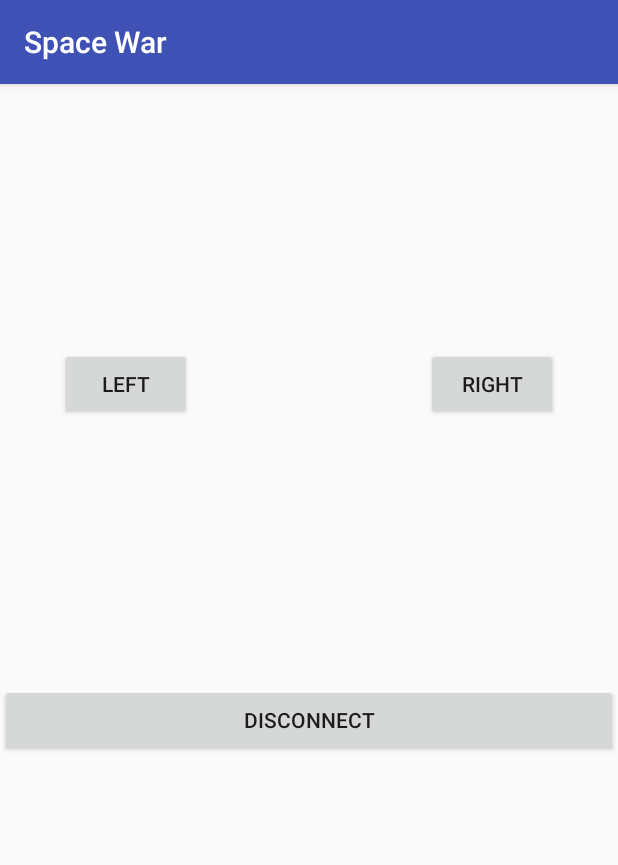
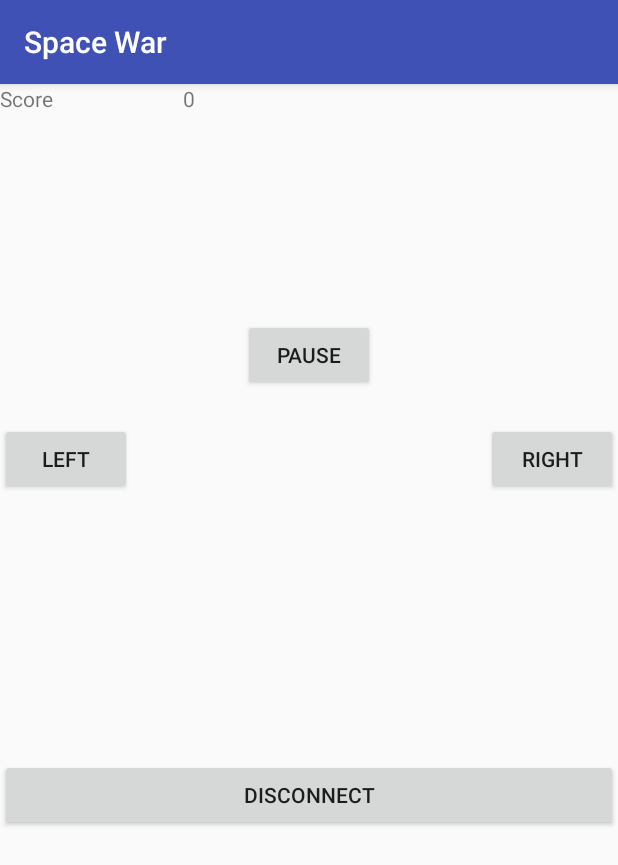
Before and after one commit to MohamedKassar/Space-war-AR, an Android app: the ControllerActivity screen opened directly, with no data from a screen before it, on a phone screen of 412 x 824 dp. Shown: the top 865 px of the screen. Run offline under Robolectric (Android 15) with nearby library versions, the phone set to English and light mode, and no system bars; 12 statements that could not run were skipped.

Commit message:
update Controller

```diff
--- a/gamecontroller/app/src/main/java/fr/upmc/labibayyoub/gamecontroller/ControllerActivity.java
+++ b/gamecontroller/app/src/main/java/fr/upmc/labibayyoub/gamecontroller/ControllerActivity.java
@@ -6,6 +6,7 @@ import android.os.Bundle;
 import android.view.MotionEvent;
 import android.view.View;
 import android.widget.Button;
+import android.widget.TextView;
 import android.widget.Toast;
 
 import java.io.BufferedReader;
@@ -20,6 +21,7 @@ public class ControllerActivity extends AppCompatActivity {
     private Socket sc;
     BufferedWriter out;
     BufferedReader in;
+    public static final String INTERNAL_ERROR = "Internal error";
     public static final String START = "START";
     public static final String STOP = "STOP";
     public static final String PAUSE = "PAUSE";
@@ -30,9 +32,12 @@ public class ControllerActivity extends AppCompatActivity {
     public static final String SWITCH_D = "SWITCH D";
     public static final String GO = "GO";
     public static final String GG = "GG";
-    public static final String SCORE = "SCORE";
-    private  Button left;
+    private String SCORE_REGULAR_EXPRESSION = "SCORE +[0-9]+";
+    private String GG_REGULAR_EXPRESSION = "GG +[0-9]+";
+    private Button left;
     private Button right;
+    private Button pause;
+    private TextView score_tv;
 
     @SuppressLint("ClickableViewAccessibility")
     @Override
@@ -44,22 +49,11 @@ public class ControllerActivity extends AppCompatActivity {
                 finish();
             left = findViewById(R.id.left);
             right = findViewById(R.id.right);
-            left.setOnTouchListener((v, e) -> {
-                try {
-                    return (onRelease(v, e));
-                } catch (IOException e1) {
-                    e1.printStackTrace();
-                }
-                return true;
-            });
-            right.setOnTouchListener((v, e) -> {
-                try {
-                    return (onRelease(v, e));
-                } catch (IOException e1) {
-                    e1.printStackTrace();
-                }
-                return true;
-            });
+            pause = findViewById(R.id.pause);
+            score_tv = findViewById(R.id.score);
+            score_tv.setText("0");
+            left.setOnTouchListener((v, e) ->  (onRelease(v, e)));
+            right.setOnTouchListener((v, e) -> (onRelease(v, e)));
             out = new BufferedWriter(new OutputStreamWriter(sc.getOutputStream()));
             in = new BufferedReader(new InputStreamReader(sc.getInputStream()));
             sendCommands(START);
@@ -69,15 +63,10 @@ public class ControllerActivity extends AppCompatActivity {
         }
 
 
-
-
-
     }
 
-    private void receiveCommands() throws IOException {
-
-
-        while(true){
+    private void receiveCommands()  {
+        while (true) {
             final String[] msg = new String[1];
             new Thread(() -> {
                 try {
@@ -86,13 +75,20 @@ public class ControllerActivity extends AppCompatActivity {
                     e.printStackTrace();
                 }
             }).start();
-            switch (msg[0]){
+            switch (msg[0]) {
                 case SWITCH_D:
                     right.setEnabled(!right.isEnabled());
                 case SWITCH_G:
                     left.setEnabled(!left.isEnabled());
-                case GO :
+                case GO:
                     showMessage("Game over");
+                default:
+                    if(MainActivity.MatchString(SCORE_REGULAR_EXPRESSION,msg[0])
+                            || MainActivity.MatchString(GG_REGULAR_EXPRESSION,msg[0])) {
+                        score_tv.setText(msg[0].split(" ")[1]);
+                        if(msg[0].split(" ")[0].equalsIgnoreCase(GG))
+                            showMessage("You won !!!!!");
+                    }
             }
         }
     }
@@ -101,28 +97,39 @@ public class ControllerActivity extends AppCompatActivity {
         Toast.makeText(getBaseContext(), msg, Toast.LENGTH_LONG).show();
     }
 
-    public boolean onRelease(View v, MotionEvent event) throws IOException {
+    public boolean onRelease(View v, MotionEvent event)  {
+        try {
             if (event.getAction() == MotionEvent.ACTION_UP) {
                 sendCommands(S_STOP);
+            }
+        }catch (Exception e){
+            e.printStackTrace();
+            showMessage(INTERNAL_ERROR);
         }
         return true;
     }
 
 
-    public void disconnect(View v) throws IOException {
+    public void disconnect(View v) {
+        try {
             sendCommands(STOP);
             if (sc != null) {
                 sc.close();
             }
             finish();
+        }catch (Exception e){
+            e.printStackTrace();
+            showMessage(INTERNAL_ERROR);
+        }
     }
 
-    public void sendCommands(String msg) throws IOException {
+    public void sendCommands(String msg)  {
         new Thread(() -> {
             try {
                 out.write(msg);
             } catch (IOException e) {
                 e.printStackTrace();
+                showMessage(INTERNAL_ERROR);
             }
         }).start();
 
@@ -130,19 +137,23 @@ public class ControllerActivity extends AppCompatActivity {
 
     @Override
     public void onBackPressed() {
-        try {
             disconnect(new View(this.getBaseContext()));
-        } catch (IOException e) {
-            e.printStackTrace();
-        }
     }
 
-    public void turnRight() throws IOException {
+    public void turnRight(View view) {
         sendCommands(LEFT);
     }
 
-    public void turnLeft() throws IOException {
+    public void turnLeft(View view)  {
             sendCommands(RIGHT);
     }
 
+    public void pause(View view)  {
+            sendCommands(PAUSE);
+            left.setEnabled(false);
+            right.setEnabled(false);
+            pause.setText("resume");
     }
+
+
+}
--- a/gamecontroller/app/src/main/res/layout/activity_controller.xml
+++ b/gamecontroller/app/src/main/res/layout/activity_controller.xml
@@ -9,32 +9,63 @@
     <LinearLayout
         android:layout_width="match_parent"
         android:layout_height="match_parent"
-        android:orientation="vertical">
+        android:orientation="vertical"
+        tools:layout_editor_absoluteX="88dp"
+        tools:layout_editor_absoluteY="46dp">
+
+        <LinearLayout
+            android:layout_width="wrap_content"
+            android:layout_height="50dp"
+            android:orientation="horizontal">
+
+            <TextView
+                android:id="@+id/textView2"
+                android:layout_width="122dp"
+                android:layout_height="match_parent"
+                android:text="Score" />
+
+            <TextView
+                android:id="@+id/score"
+                android:layout_width="105dp"
+                android:layout_height="match_parent"
+                android:layout_weight="1"
+                android:text="score" />
+        </LinearLayout>
 
         <RelativeLayout
             android:layout_width="wrap_content"
             android:layout_height="400dp">
 
             <Button
+                android:id="@+id/pause"
+                android:layout_width="wrap_content"
+                android:layout_height="wrap_content"
+                android:layout_above="@+id/right"
+                android:layout_centerHorizontal="true"
+                android:layout_marginBottom="21dp"
+                android:onClick="pause"
+                android:text="pause" />
+
+            <Button
                 android:id="@+id/left"
                 android:layout_width="wrap_content"
                 android:layout_height="wrap_content"
-                android:layout_alignBaseline="@+id/right"
-                android:layout_alignBottom="@+id/right"
+
                 android:layout_alignParentStart="true"
-                android:layout_marginStart="40dp"
+                android:layout_below="@+id/pause"
+                android:onClick="turnLeft"
                 android:text="left" />
 
             <Button
                 android:id="@+id/right"
                 android:layout_width="wrap_content"
                 android:layout_height="wrap_content"
+
                 android:layout_alignParentEnd="true"
                 android:layout_centerVertical="true"
-                android:layout_marginEnd="40dp"
-                android:text="right"
-                tools:layout_editor_absoluteX="268dp"
-                tools:layout_editor_absoluteY="0dp" />
+                android:layout_marginEnd="29dp"
+                android:onClick="turnRight"
+                android:text="right" />
 
         </RelativeLayout>
 
--- a/gamecontroller/app/src/main/res/layout/activity_main.xml
+++ b/gamecontroller/app/src/main/res/layout/activity_main.xml
@@ -66,7 +66,7 @@
             android:orientation="horizontal">
 
             <Button
-                android:id="@+id/button"
+                android:id="@+id/connect"
                 android:layout_width="match_parent"
                 android:layout_height="wrap_content"
                 android:layout_weight="1"
```
Also changed, not shown: gamecontroller/app/src/main/java/fr/upmc/labibayyoub/gamecontroller/MainActivity.java (+19 -7 lines). Lines whose indentation alone changed are shown as unchanged.
